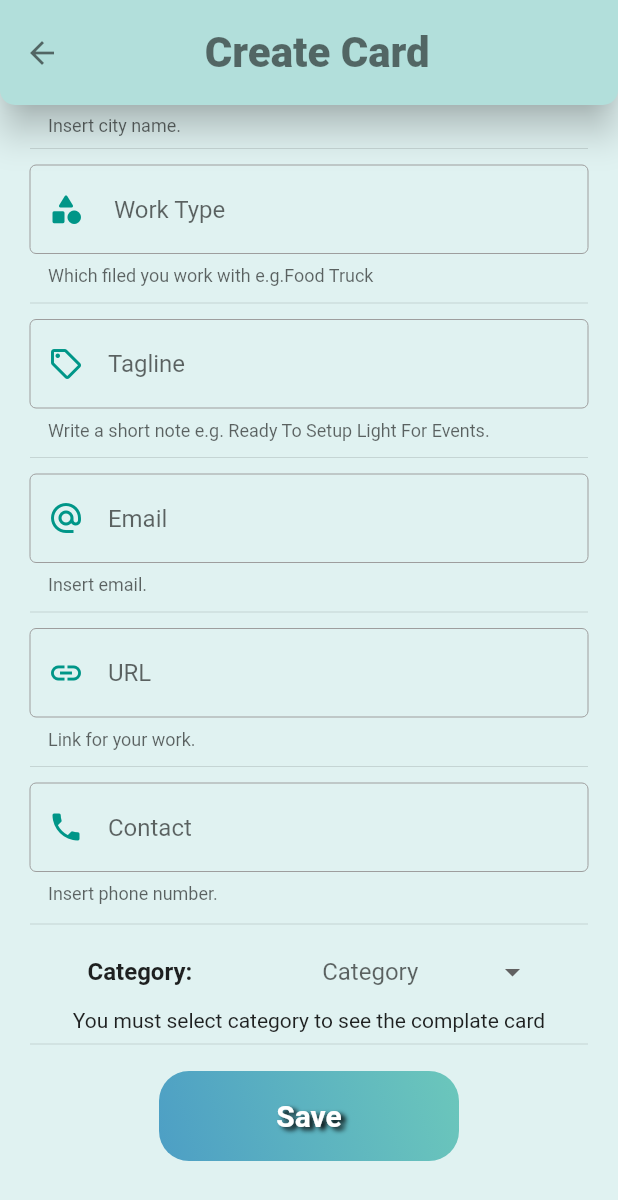
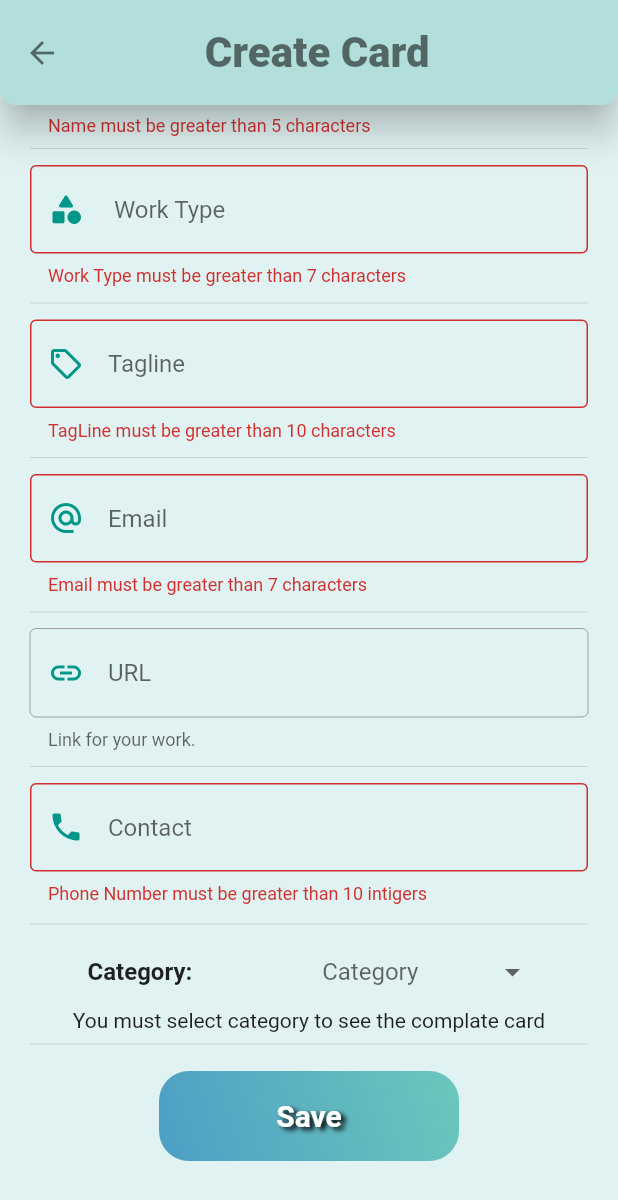
Before and after one commit to mooha9/Eventy_app, a Flutter app: the CreateCard screen opened by its route, scrolled down 518 dp, after a tap on "Save", on a phone screen of 412 x 824 dp. Shown: the top 1200 px of the screen. Run offline on Flutter 3.47's test engine with Material 2 defaults, Android fonts, the phone set to English and light mode, and no system bars; our stand-ins replace dio, fancy_bottom_navigation, file_picker, flutter_spinbox, get, get_storage and 3 more; accounts and stored records are empty.

Commit message:
Clean code

```diff
--- a/lib/controllers/card/create_card_controller.dart
+++ b/lib/controllers/card/create_card_controller.dart
@@ -1,8 +1,15 @@
 import 'dart:convert';
 import 'dart:io';
+import 'package:eventy_app/controllers/auth/signin_controller.dart';
 import 'package:eventy_app/data/LocalStorage.dart';
 import 'package:eventy_app/helpers/Constants.dart';
+import 'package:eventy_app/models/card/card_models.dart';
+// import 'package:eventy_app/models/event.dart';
 import 'package:eventy_app/services/new_card_service.dart';
+import 'package:eventy_app/util/alerts.dart';
+import 'package:eventy_app/util/app_state.dart';
+import 'package:eventy_app/views/pages/home/buttom_navbar.dart';
+import 'package:eventy_app/views/pages/home/profile.dart';
 import 'package:flutter/material.dart';
 import 'package:get/get.dart';
 import 'package:get/get_core/src/get_main.dart';
@@ -14,12 +21,17 @@ import 'package:logger/logger.dart';
 
 class CreateCardContoller extends GetxController {
   static CreateCardContoller get to => Get.find();
+  var logger = Logger();
   List item =<String> ['Service Provider','Activity Owner','Official Sponser'];
   String? selectedValue;
-
+  GlobalKey<FormState> get formKey => _formKey;
+  final GlobalObjectKey<FormState> _formKey =
+      GlobalObjectKey<FormState>("_UploadFormState");
+  final appState = Rx<AppState>(AppState.IDLE);
   var selectedImagePath = ''.obs;
   var selectedImageSize = ''.obs;
 
+  NewCardService newAddService = NewCardService();
 
   void onSelected (String value){
     selectedValue = value ;
@@ -51,17 +63,19 @@ class CreateCardContoller extends GetxController {
   }
 
   // Card1 card1 = Card1('','','','','','','','','','', );
-    final logo = "".obs;
+
   String?
+      logo = "".obs.string,
       category = "".obs.string,
       name = "",
       workType = "",
       city = "",
-
       urlWork = "",
       tagLine = "",
       email = "" ,
-      phoneNumber = "";
+      phoneNumber = "",
+      username ,
+      id;
 
   RxBool userLogged = false.obs;
   LocalStorage storage = LocalStorage();
@@ -70,7 +84,6 @@ class CreateCardContoller extends GetxController {
   createNewCard() async {
     var url = "$BaseUrl/cards";
     var body = jsonEncode({
-
       "category": "$category",
       "name": "$name",
       "workType": "$workType",
@@ -98,7 +111,6 @@ class CreateCardContoller extends GetxController {
 
   createNewCard2() async {
     var ok = await  cardService.cardCreate(
-
         category: category,
         name: name,
         workType: workType,
@@ -110,7 +122,7 @@ class CreateCardContoller extends GetxController {
         phoneNumber:phoneNumber
         );
     if (ok) {
-      Get.toNamed("/ManageCard");
+      Get.toNamed("/BottomNav");
     } else {
       Get.snackbar(
         'Somthing Wrong',
@@ -121,6 +133,64 @@ class CreateCardContoller extends GetxController {
     }
   }
 
+
+
+  Future<bool> sendToServer() async {
+
+    if (_formKey.currentState!.validate()) {
+
+      formKey.currentState!.save();
+
+      try {
+        appState.value = AppState.LOADING;
+
+        var newCard = await cardFromInput();
+        var mapFromObject = newCard.toJson(); //todo uncommit
+        // logger.d(mapFromObject.length);
+        await newAddService.createNewCard(mapFromObject);
+        appState.value = AppState.DONE;
+
+        // await showOkMessage();
+        // Get.back();
+        await Get.offAllNamed("/BottomNav");
+      } on Exception catch (_) {
+        await Alerts.showNotOkMessageCard();
+
+        appState.value = AppState.ERROR;
+      }
+      return true;
+    }
+    return false;
+  }
+
+  Future<Card1> cardFromInput() async {
+     Card1 card;
+
+    username = await Get.find<SignInController>()
+        .getLoggedInUserObject()
+        .then((value) => value!.username);
+
+    id = await Get.find<SignInController>()
+        .getLoggedInUserObject()
+        .then((value) => value!.id);
+
+    card = Card1(
+      // usersId: UsersId(id: id, username: username),
+        category: category,
+        name: name,
+        workType: workType,
+        city: city,
+        logo: logo,
+        urlWork: urlWork,
+        tagLine: tagLine,
+        email: email,
+        phoneNumber:phoneNumber
+
+    );
+
+
+    return card;
+  }
 
 }
 
--- a/lib/controllers/new_event/new_event_controller.dart
+++ b/lib/controllers/new_event/new_event_controller.dart
@@ -161,7 +161,7 @@ class NewAdController extends GetxController {
 
   Future<bool> sendToServer() async {
     if (files2.length == 0 || formKey.currentState!.validate() == false) {
-      Alerts.showNotOkMessage();
+      Alerts.showNotOkMessageEvent();
     }
     if (formKey.currentState!.validate()) {
       _formKey.currentState!.save();
@@ -179,7 +179,7 @@ class NewAdController extends GetxController {
         // Get.back();
         await Get.offAndToNamed('');
       } on Exception catch (_) {
-        await Alerts.showNotOkMessage();
+        await Alerts.showNotOkMessageEvent();
 
         appState.value = AppState.ERROR;
       }
--- a/lib/helpers/StarterView.dart
+++ b/lib/helpers/StarterView.dart
@@ -35,9 +35,7 @@ class _StarterViewState extends State<StarterView> {
     // var isUserThere = Get.find<LoginController>().userLogged.value == false;
     // return isUserThere ? LoginView() : baseView();
 
-    return BottomNav(
-
-    );
+    return BottomNav();
   }
 
   void initValues() async {
--- a/lib/models/card/card_models.dart
+++ b/lib/models/card/card_models.dart
@@ -7,6 +7,7 @@ String card1ToJson(Card1 data) => json.encode(data.toJson());
 class Card1 {
     Card1({
         this.id,
+        this.logo,
         this.urlWork,
         this.city,
         this.workType,
@@ -25,6 +26,7 @@ class Card1 {
     });
 
     String?id;
+    String? logo;
     String? urlWork;
     String? city;
     String? workType;
@@ -46,6 +48,7 @@ class Card1 {
         urlWork: json["urlWork"]== null ? null : json["urlWork"],
         city: json["city"]== null ? null : json["city"],
         name: json["name"] == null ? null : json["name"],
+        logo: json["logo"]== null ? null : json["logo"],
         tagLine: json["tagLine"] == null ? null : json["tagLine"],
         phoneNumber: json["phoneNumber"] == null ? null : json["phoneNumber"],
         email: json["email"] == null ? null : json["email"],
@@ -61,6 +64,7 @@ class Card1 {
         "id": id == null ? null : id,
         "urlWork": urlWork == null ? null : urlWork,
         "city":city == null ? null : city,
+        "logo":logo == null ? null : logo,
         "name": name == null ? null: name,
         "tagLine": tagLine == null ? null: tagLine,
         "phoneNumber": phoneNumber == null ? null : phoneNumber,
--- a/lib/routes/route.dart
+++ b/lib/routes/route.dart
@@ -1,11 +1,10 @@
+import 'package:eventy_app/views/pages/drawer/create_card/create_card.dart';
 import 'package:eventy_app/views/pages/home/cards.dart';
 import 'package:eventy_app/views/pages/drawer/manage_event/choos_paraticipate.dart';
-import 'package:eventy_app/views/pages/drawer/manage_card/create_card.dart';
 import 'package:eventy_app/views/pages/drawer/manage_event/creator_notifications.dart';
 import 'package:eventy_app/views/pages/home/event_details.dart';
 import 'package:eventy_app/views/pages/home/favorites.dart';
 import 'package:eventy_app/views/pages/home/home.dart';
-import 'package:eventy_app/views/pages/drawer/manage_card/manage_card.dart';
 import 'package:eventy_app/views/pages/drawer/manage_event/manage_event.dart';
 import 'package:eventy_app/views/pages/home/notifications.dart';
 import 'package:eventy_app/views/pages/drawer/participate_event/participate.dart';
@@ -39,7 +38,6 @@ class Routes {
         GetPage(name: "/Search", page: ()=> SearchPage()),
         GetPage(name: "/Card", page: ()=> CardPage()),
         GetPage(name: "/Profile", page: ()=> ProfilePage()),
-        GetPage(name: "/ManageCard", page: ()=> ManageCard()),
         GetPage(name: "/ManageEvent", page: ()=> ManageEvent()),
         GetPage(name: "/Participate", page: ()=> Participate()),
         GetPage(name: "/Setting", page: ()=> Setting()),
--- a/lib/views/pages/drawer/manage_card/create_card.dart
+++ b/lib/views/pages/drawer/create_card/create_card.dart
@@ -1,6 +1,8 @@
 import 'dart:io';
 
 import 'package:eventy_app/controllers/card/create_card_controller.dart';
+import 'package:eventy_app/util/alerts.dart';
+import 'package:eventy_app/util/app_state.dart';
 import 'package:flutter/material.dart';
 import 'package:flutter/rendering.dart';
 import 'package:flutter/cupertino.dart';
@@ -18,7 +20,8 @@ class CreateCard extends StatelessWidget {
 
   @override
   Widget build(BuildContext context) {
-  GlobalKey<FormState> _formKey = GlobalKey<FormState>();
+  final GlobalObjectKey<FormState> _formKey =
+      GlobalObjectKey<FormState>("_UploadFormState");
 
     // ignore: unused_local_variable
     return Scaffold(
@@ -171,6 +174,7 @@ class CreateCard extends StatelessWidget {
               Container(
                 height: 50,
                 width: 200,
+                // ignore: deprecated_member_use
                 child: RaisedButton(
                     color: Colors.teal[700],
 
@@ -201,6 +205,11 @@ class CreateCard extends StatelessWidget {
             onChanged: (value){
               _controller.name= value;
             },
+            validator: (value) {
+                        return value!.length < 7
+                            ? 'Name must be greater than 7 characters'
+                            : null;
+                      },
             onSaved: (value) {
                   CreateCardContoller.to.name = value!;
                 },
@@ -250,6 +259,11 @@ class CreateCard extends StatelessWidget {
             onChanged: (val){
               _controller.city= val;
             },
+             validator: (value) {
+                        return value!.length < 5
+                            ? 'Name must be greater than 5 characters'
+                            : null;
+                      },
               onSaved: (value) {
                   CreateCardContoller.to.city = value!;
                 },
@@ -294,6 +308,11 @@ class CreateCard extends StatelessWidget {
             onSaved: (value) {
                   CreateCardContoller.to.workType = value!;
                 },
+                 validator: (value) {
+                        return value!.length < 7
+                            ? 'Work Type must be greater than 7 characters'
+                            : null;
+                      },
                 onTap: () {
                   _formKey.currentState!.save();
                   if (_controller.workType.toString().isNotEmpty)
@@ -339,6 +358,11 @@ class CreateCard extends StatelessWidget {
             onChanged: (val){
               _controller.tagLine= val;
             },
+             validator: (value) {
+                        return value!.length < 10
+                            ? 'TagLine must be greater than 10 characters'
+                            : null;
+                      },
               onSaved: (value) {
                   CreateCardContoller.to.tagLine = value!;
                 },
@@ -385,6 +409,11 @@ class CreateCard extends StatelessWidget {
             onChanged: (val){
               _controller.email= val;
             },
+             validator: (value) {
+                        return value!.length < 7
+                            ? 'Email must be greater than 7 characters'
+                            : null;
+                      },
             onSaved: (value) {
                   CreateCardContoller.to.email = value!;
                 },
@@ -476,6 +505,11 @@ class CreateCard extends StatelessWidget {
             onChanged: (val){
               _controller.phoneNumber= val;
             },
+             validator: (value) {
+                        return value!.length < 10
+                            ? 'Phone Number must be greater than 10 intigers'
+                            : null;
+                      },
             onSaved: (value) {
                   CreateCardContoller.to.phoneNumber = value!;
                 },
@@ -536,6 +570,7 @@ class CreateCard extends StatelessWidget {
                  _formKey.currentState!.save();
                  print(_controller.category);
               },
+
               elevation: 10,
               items:
               _controller.item.map(
@@ -546,6 +581,7 @@ class CreateCard extends StatelessWidget {
                   );
                 },
               ).toList(),
+
               ),
                  ]
           ),
@@ -577,18 +613,20 @@ class CreateCard extends StatelessWidget {
                     ],
                   )),
               child: TextButton(
-                  onPressed:()
-                  async {
-                    if (_formKey.currentState!.validate()) {
-                      _formKey.currentState!.save();
-
-                      Get.put<CreateCardContoller>(
-                          CreateCardContoller());
-
-                      await _controller.createNewCard2();
+                 child: Obx(
+                  () {
+                    if (controller.appState() == AppState.LOADING) {
+                      return CircularProgressIndicator(
+                        color: Colors.white,
+                      );
                     }
-                  },
-                  child: Text(
+                    // if (controller.appState() == AppState.ERROR) {
+                    //   return FlatButton(
+                    // child: Text('try again',style: fontStyle,),
+                    //     onPressed: () async => controller.sendToServer(),
+                    //   );
+                    // }
+                    return Text(
                     "Save",
                     style: TextStyle(
                       fontSize: 20.0,
@@ -602,7 +640,43 @@ class CreateCard extends StatelessWidget {
                       color: Colors.white,
                       fontWeight: FontWeight.bold,
                     ),
-                  )),
+                  );
+                  },
+                ),
+
+
+                onPressed: () async {
+                  var ok = await controller.sendToServer();
+                  if (ok) await Alerts.showOkMessageCard();
+                }
+
+                  // onPressed:()
+                  // async {
+                  //   if (_formKey.currentState!.validate()) {
+                  //     _formKey.currentState!.save();
+
+                  //     Get.put<CreateCardContoller>(
+                  //         CreateCardContoller());
+
+                  //     await _controller.createNewCard2();
+                  //   }
+                  // },
+                  // child: Text(
+                  //   "Save",
+                  //   style: TextStyle(
+                  //     fontSize: 20.0,
+                  //     shadows: <Shadow>[
+                  //       Shadow(
+                  //         offset: Offset(3.0, 2.0),
+                  //         blurRadius: 4.0,
+                  //         color: Color.fromARGB(255, 0, 0, 0),
+                  //       ),
+                  //     ],
+                  //     color: Colors.white,
+                  //     fontWeight: FontWeight.bold,
+                  //   ),
+                  // )
+                  ),
             ),
 
           SizedBox(
--- a/lib/views/pages/drawer/settings/profile_edit.dart
+++ b/lib/views/pages/drawer/settings/profile_edit.dart
@@ -62,6 +62,7 @@ class ProfileEdit extends GetView<ProfileController> {
                   SizedBox(
             height: 20,
           ),
+                 // ignore: deprecated_member_use
                  RaisedButton(
                     color: Colors.teal[700],
                   onPressed: (){
--- a/lib/views/pages/home/buttom_navbar.dart
+++ b/lib/views/pages/home/buttom_navbar.dart
@@ -7,6 +7,8 @@ import 'package:flutter/material.dart';
 import 'package:fancy_bottom_navigation/fancy_bottom_navigation.dart';
 
 class BottomNav extends StatefulWidget {
+
+
   @override
   _BottomNavState createState() => _BottomNavState();
 }
--- a/lib/views/pages/home/profile.dart
+++ b/lib/views/pages/home/profile.dart
@@ -16,7 +16,7 @@ class ProfilePage extends GetView<ProfileController> {
 
   @override
   Widget build(BuildContext context) {
-
+    Get.lazyPut<ProfileController>(() =>ProfileController());
     Get.put<SignInController>(SignInController());
     Logger().d("ProfileView list " + "${controller.cardList.length}");
 
```
Also changed, not shown: lib/controllers/card/manage_card_controller.dart (deleted, +0 -164 lines), lib/models/card/card_model.dart (deleted, +0 -24 lines), lib/services/new_card_service.dart (+37 -13 lines), lib/util/alerts.dart (+81 -13 lines), lib/views/pages/drawer/app_drawer.dart (+4 -10 lines), lib/views/pages/drawer/manage_card/manage_card.dart (deleted, +0 -161 lines).
